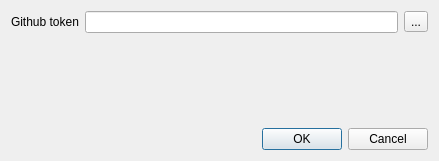
This is oqtopus/ui/settings_dialog.ui in opengisch/oqtopus as Qt 5 draws it before an edit. The edited form follows.
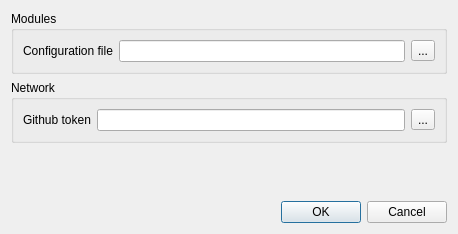
This is the edited form.

Commit message: Settings for moudules conf file path

The edit to the form file:
```diff
--- a/oqtopus/ui/settings_dialog.ui
+++ b/oqtopus/ui/settings_dialog.ui
@@ -6,18 +6,25 @@
    <rect>
     <x>0</x>
     <y>0</y>
-    <width>439</width>
-    <height>161</height>
+    <width>458</width>
+    <height>234</height>
    </rect>
   </property>
   <property name="windowTitle">
    <string>oQtopus settings</string>
   </property>
   <layout class="QGridLayout" name="gridLayout">
-   <item row="0" column="1">
-    <widget class="QLineEdit" name="githubToken_lineEdit"/>
+   <item row="4" column="0" colspan="3">
+    <widget class="QDialogButtonBox" name="buttonBox">
+     <property name="orientation">
+      <enum>Qt::Orientation::Horizontal</enum>
+     </property>
+     <property name="standardButtons">
+      <set>QDialogButtonBox::StandardButton::Cancel|QDialogButtonBox::StandardButton::Ok</set>
+     </property>
+    </widget>
    </item>
-   <item row="1" column="1">
+   <item row="3" column="1">
     <spacer name="verticalSpacer">
      <property name="orientation">
       <enum>Qt::Vertical</enum>
@@ -30,6 +37,38 @@
      </property>
     </spacer>
    </item>
+   <item row="0" column="0" colspan="3">
+    <widget class="QGroupBox" name="groupBox">
+     <property name="title">
+      <string>Modules</string>
+     </property>
+     <layout class="QGridLayout" name="gridLayout_2">
+      <item row="0" column="1">
+       <widget class="QLineEdit" name="modulesConfigurationFile_lineEdit"/>
+      </item>
+      <item row="0" column="0">
+       <widget class="QLabel" name="label">
+        <property name="text">
+         <string>Configuration file</string>
+        </property>
+       </widget>
+      </item>
+      <item row="0" column="2">
+       <widget class="QToolButton" name="modulesConfigurationFile_toolButton">
+        <property name="text">
+         <string>...</string>
+        </property>
+       </widget>
+      </item>
+     </layout>
+    </widget>
+   </item>
+   <item row="1" column="0" colspan="3">
+    <widget class="QGroupBox" name="groupBox_2">
+     <property name="title">
+      <string>Network</string>
+     </property>
+     <layout class="QGridLayout" name="gridLayout_3">
    <item row="0" column="0">
     <widget class="QLabel" name="githubToken_label">
      <property name="text">
@@ -37,21 +76,17 @@
      </property>
     </widget>
    </item>
+      <item row="0" column="1">
+       <widget class="QLineEdit" name="githubToken_lineEdit"/>
+      </item>
    <item row="0" column="2">
-    <widget class="QToolButton" name="helpButton">
+       <widget class="QToolButton" name="githubToken_helpButton">
      <property name="text">
       <string>...</string>
      </property>
     </widget>
    </item>
-   <item row="2" column="0" colspan="3">
-    <widget class="QDialogButtonBox" name="buttonBox">
-     <property name="orientation">
-      <enum>Qt::Horizontal</enum>
-     </property>
-     <property name="standardButtons">
-      <set>QDialogButtonBox::Cancel|QDialogButtonBox::Ok</set>
-     </property>
+     </layout>
     </widget>
    </item>
   </layout>
```
Left out of the diff: 4 changed lines with no effect on the pictures. Lines whose indentation alone changed are shown as unchanged. The commit also changes 1 other file.
